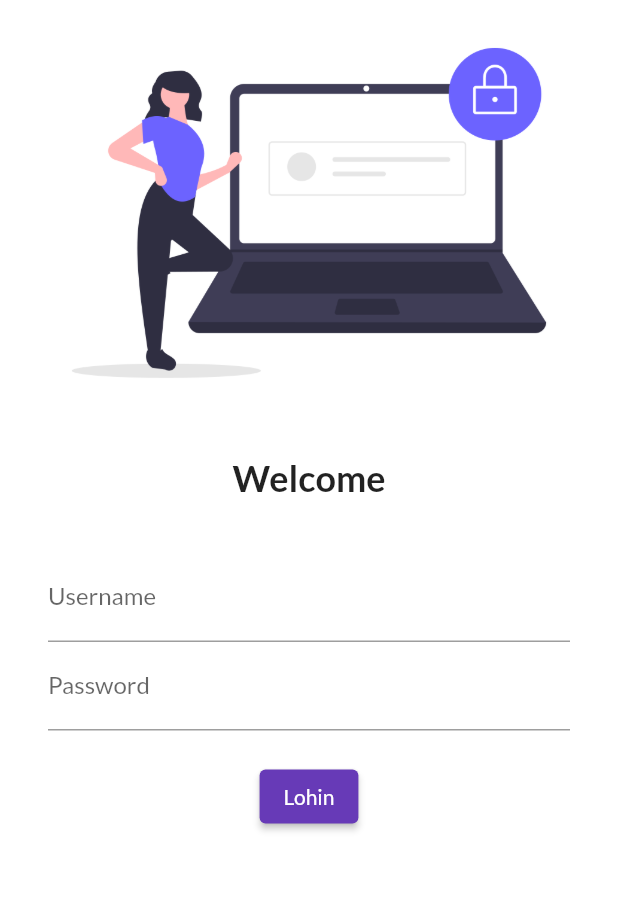
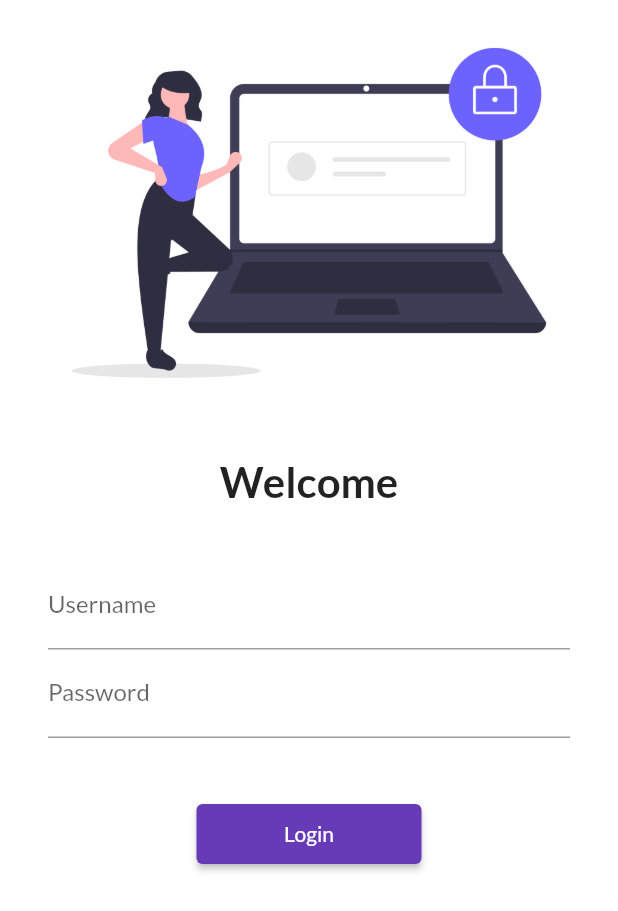
Before and after one commit to sid-pain/30DaysOfFlutter, a Flutter app: the screen it shows after launch, on a phone screen of 412 x 824 dp. Shown: the top 911 px of the screen. Run offline on Flutter 3.47's test engine with Material 2 defaults, Android fonts, the phone set to English and light mode, and no system bars; our stand-ins replace google_fonts.

Commit message:
Day 5 Completed

```diff
--- a/lib/main.dart
+++ b/lib/main.dart
@@ -1,6 +1,7 @@
 import 'package:flutter/material.dart';
 import 'package:flutter_catalog/pages/home_page.dart';
 import 'package:flutter_catalog/pages/login_page.dart';
+import 'package:flutter_catalog/utils/routes.dart';
 import 'package:google_fonts/google_fonts.dart';
 import 'package:google_fonts/google_fonts.dart';
 
@@ -22,8 +23,8 @@ class MyApp extends StatelessWidget {
       ),
       routes: {
         "/": (context) => LoginPage(),
-        "/home": (context) => HomePage(),
-        "/login": (context) => LoginPage()
+        MyRoutes.homeRoute: (context) => HomePage(),
+        MyRoutes.loginRoute: (context) => LoginPage()
       },
     );
   }
--- a/lib/pages/login_page.dart
+++ b/lib/pages/login_page.dart
@@ -1,10 +1,12 @@
 import 'package:flutter/material.dart';
+import 'package:flutter_catalog/utils/routes.dart';
 
 class LoginPage extends StatelessWidget {
   @override
   Widget build(BuildContext context) {
     return Material(
         color: Colors.white,
+        child: SingleChildScrollView(
           child: Column(
             children: [
               Image.asset(
@@ -17,7 +19,7 @@ class LoginPage extends StatelessWidget {
               Text(
                 "Welcome",
                 style: TextStyle(
-                fontSize: 24,
+                  fontSize: 28,
                   fontWeight: FontWeight.bold,
                 ),
               ),
@@ -25,8 +27,8 @@ class LoginPage extends StatelessWidget {
                 height: 20.0,
               ),
               Padding(
-              padding:
-                  const EdgeInsets.symmetric(vertical: 16.0, horizontal: 32.0),
+                padding: const EdgeInsets.symmetric(
+                    vertical: 16.0, horizontal: 32.0),
                 child: Column(
                   children: [
                     TextFormField(
@@ -43,19 +45,20 @@ class LoginPage extends StatelessWidget {
                       ),
                     ),
                     SizedBox(
-                    height: 20.0,
+                      height: 40.0,
                     ),
                     ElevatedButton(
-                    child: Text("Lohin"),
-                    style: TextButton.styleFrom(),
+                      child: Text("Login"),
+                      style: TextButton.styleFrom(minimumSize: Size(150, 40)),
                       onPressed: () {
-                      print("Hi Marshall");
+                        Navigator.pushNamed(context, MyRoutes.homeRoute);
                       },
                     )
                   ],
                 ),
               )
             ],
+          ),
         ));
   }
 }
--- /dev/null
+++ b/lib/utils/routes.dart
@@ -0,0 +1,4 @@
+class MyRoutes {
+  static String loginRoute = "/login";
+  static String homeRoute = "/home";
+}
```
Lines whose indentation alone changed are shown as unchanged.
